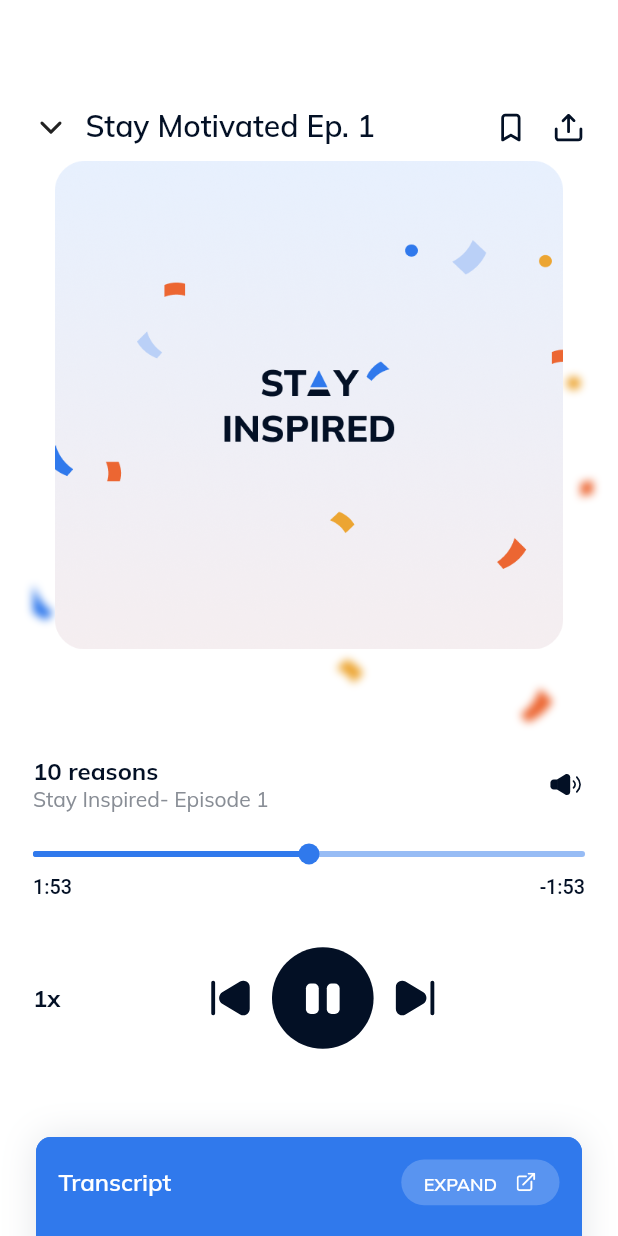
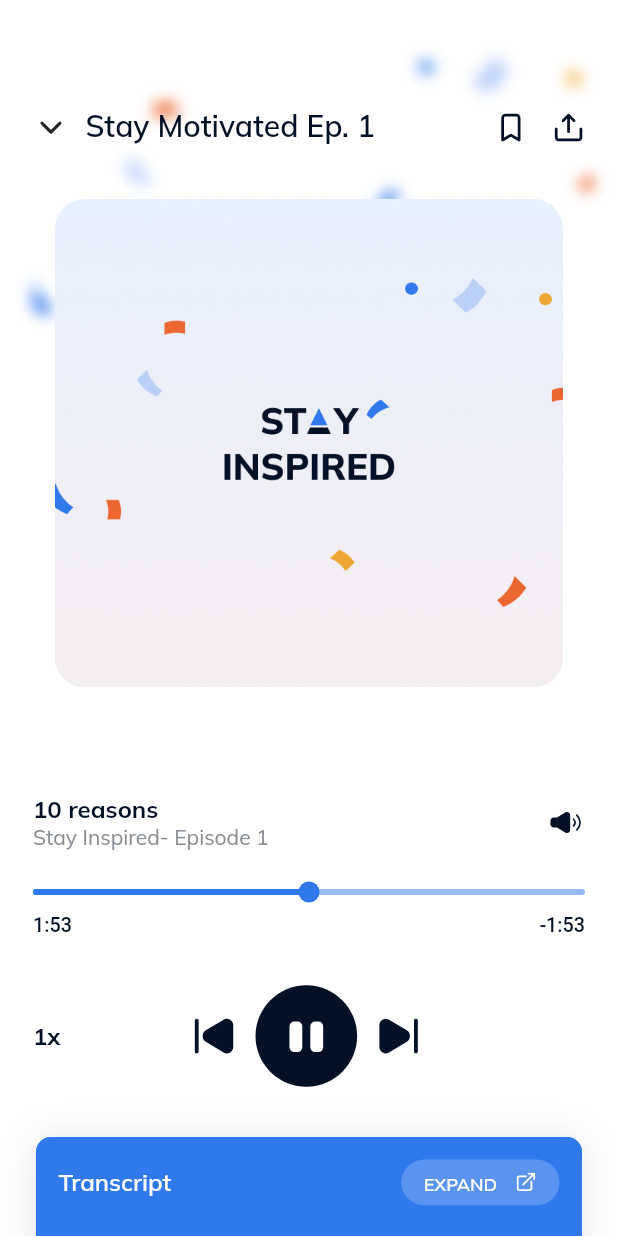
Before and after one commit to EmmanuelAdeiza/faramove_test, a Flutter app: the CustomBackdrop screen opened directly, on a phone screen of 412 x 824 dp. Run offline on Flutter 3.47's test engine with Material 2 defaults, Android fonts, the phone set to English and light mode, and no system bars; drawn by our look-alikes of animated_text_kit, audio_video_progress_bar, sliding_up_panel; our stand-ins replace animate_do, auto_route, flutter_feather_icons, flutter_screenutil, flutter_svg, google_fonts and 1 more; missing offline and left inert: image_stack.

Commit message:
__omo ehh

```diff
--- a/lib/global/generic/custom_backdrop.dart
+++ b/lib/global/generic/custom_backdrop.dart
@@ -24,10 +24,10 @@ class CustomBackdrop extends StatelessWidget {
             Positioned.fill(
                 left: 20.w,
                 right: 15.w,
-                top: -100.h,
+                top: -500.h,
                 child: Image.asset(const BgAssets().confetti)),
             BackdropFilter(
-              filter: filter ?? ImageFilter.blur(sigmaX: 3, sigmaY: 3),
+              filter: filter ?? ImageFilter.blur(sigmaX: 5, sigmaY: 5),
               child: child,
             )
           ],
--- a/lib/modules/account/views/account.dart
+++ b/lib/modules/account/views/account.dart
@@ -16,7 +16,7 @@ class Account extends StatelessWidget {
           children: [
             Lottie.asset(const AnimationAssets().empty2),
             const YSpace(50),
-            const CustomText('Accounts',
+            const CustomText('Account',
                 size: AppTextSize.title, weight: FontWeight.w600)
           ],
         ),
--- a/lib/modules/home/views/home.dart
+++ b/lib/modules/home/views/home.dart
@@ -17,6 +17,7 @@ class Home extends StatelessWidget {
     return Scaffold(
       backgroundColor: AppColors.white,
       body: SingleChildScrollView(
+        primary: false,
         child: Column(
           children: [
             const YSpace(67),
--- a/lib/modules/home/widgets/podcast_details_and_controls.dart
+++ b/lib/modules/home/widgets/podcast_details_and_controls.dart
@@ -15,6 +15,22 @@ class PodcastDetailsAndControl extends StatelessWidget {
   Widget build(BuildContext context) {
     return Column(
       children: [
+        Row(
+          mainAxisAlignment: MainAxisAlignment.spaceBetween,
+          children: [
+            Column(
+              crossAxisAlignment: CrossAxisAlignment.start,
+              children: const [
+                CustomText('10 reasons',
+                    size: AppTextSize.title, weight: FontWeight.bold),
+                CustomText('Stay Inspired- Episode 1',
+                    size: AppTextSize.subHeader, color: AppColors.grey3),
+              ],
+            ),
+            SvgPicture.asset(const IconAssets().volume, width: 24.sp),
+          ],
+        ),
+        const YSpace(20),
         ProgressBar(
           progress: const Duration(minutes: 1, seconds: 53),
           buffered: const Duration(milliseconds: 500),
@@ -44,6 +60,7 @@ class PodcastDetailsAndControl extends StatelessWidget {
             const CustomText('1x',
                 size: AppTextSize.title, weight: FontWeight.bold),
             Row(
+
               children: [
                 SvgPicture.asset(const IconAssets().skipBackward, width: 28.sp),
                 const XSpace(5),
@@ -52,7 +69,7 @@ class PodcastDetailsAndControl extends StatelessWidget {
                 SvgPicture.asset(const IconAssets().skipForward, width: 28.sp),
               ],
             ),
-            const XSpace(0),
+            const XSpace(20),
           ],
         ),
       ],
--- a/lib/modules/home/widgets/tips_to_stay_healthy.dart
+++ b/lib/modules/home/widgets/tips_to_stay_healthy.dart
@@ -4,6 +4,7 @@ import 'package:faramove_test/global/global.dart';
 import 'package:faramove_test/modules/home/widgets/rect_card.dart';
 import 'package:faramove_test/modules/home/widgets/tip_card.dart';
 import 'package:flutter/material.dart';
+import 'package:flutter_screenutil/flutter_screenutil.dart';
 
 class TipsToStayHealthy extends StatelessWidget {
   const TipsToStayHealthy({
@@ -33,11 +34,12 @@ class TipsToStayHealthy extends StatelessWidget {
                   )
                 ],
               )),
+          const YSpace(10),
           SizedBox(
             height: 150,
             child: ListView(
               shrinkWrap: true,
-              padding: EdgeInsets.zero,
+              padding: EdgeInsets.symmetric(horizontal: 10.w),
               scrollDirection: Axis.horizontal,
               children: [
                 TipCard(
```
Also changed, not shown: lib/global/avatar.dart (deleted, +0 -46 lines), lib/modules/home/views/podcast_playing.dart (+5 -31 lines), lib/modules/community/views/community.dart (line endings or trailing spaces).
